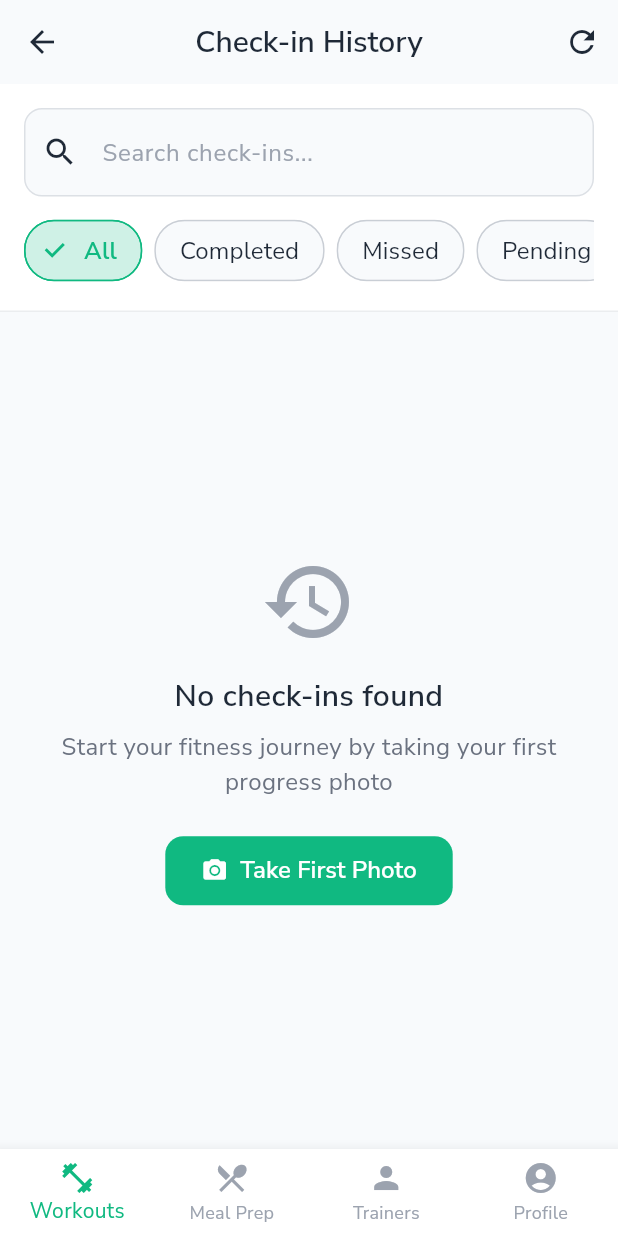
After one commit to mahmoudal99/moctarnutrition, a Flutter app: the CheckinHistoryScreen screen opened by its route, on a phone screen of 412 x 824 dp. The commit adds this screen. Run offline on Flutter 3.47's test engine with Material 3 defaults, Android fonts, the phone set to English and light mode, and no system bars; our stand-ins replace cached_network_image, cloud_firestore, firebase_auth, firebase_core, firebase_storage, flutter_dotenv and 9 more; accounts and stored records are empty; network calls fail; project files that could hold a hidden picture were left out.

Commit message:
Cleaned up check in process

```diff
--- /dev/null
+++ b/lib/features/checkin/presentation/screens/checkin_history_screen.dart
@@ -0,0 +1,344 @@
+import 'package:flutter/material.dart';
+import 'package:provider/provider.dart';
+import 'package:go_router/go_router.dart';
+import '../../../../core/constants/app_constants.dart';
+import '../../../../shared/providers/checkin_provider.dart';
+import '../../../../shared/models/checkin_model.dart';
+import '../widgets/checkin_history_list.dart';
+
+class CheckinHistoryScreen extends StatefulWidget {
+  const CheckinHistoryScreen({super.key});
+
+  @override
+  State<CheckinHistoryScreen> createState() => _CheckinHistoryScreenState();
+}
+
+class _CheckinHistoryScreenState extends State<CheckinHistoryScreen> {
+  String _searchQuery = '';
+  CheckinStatus? _statusFilter;
+  bool _isLoadingMore = false;
+
+  @override
+  void initState() {
+    super.initState();
+    WidgetsBinding.instance.addPostFrameCallback((_) {
+      _loadData();
+    });
+  }
+
+  Future<void> _loadData() async {
+    final checkinProvider =
+        Provider.of<CheckinProvider>(context, listen: false);
+    await checkinProvider.loadUserCheckins(refresh: true);
+  }
+
+  Future<void> _loadMore() async {
+    if (_isLoadingMore) return;
+
+    setState(() {
+      _isLoadingMore = true;
+    });
+
+    final checkinProvider =
+        Provider.of<CheckinProvider>(context, listen: false);
+    await checkinProvider.loadUserCheckins();
+
+    setState(() {
+      _isLoadingMore = false;
+    });
+  }
+
+  List<CheckinModel> _getFilteredCheckins(List<CheckinModel> checkins) {
+    var filtered = checkins;
+
+    // Apply search filter
+    if (_searchQuery.isNotEmpty) {
+      filtered = filtered.where((checkin) {
+        final notes = checkin.notes?.toLowerCase() ?? '';
+        final mood = checkin.mood?.toLowerCase() ?? '';
+        final searchLower = _searchQuery.toLowerCase();
+
+        return notes.contains(searchLower) ||
+               mood.contains(searchLower) ||
+               checkin.weekStartDate.toString().contains(searchLower);
+      }).toList();
+    }
+
+    // Apply status filter
+    if (_statusFilter != null) {
+      filtered = filtered.where((checkin) => checkin.status == _statusFilter).toList();
+    }
+
+    return filtered;
+  }
+
+  @override
+  Widget build(BuildContext context) {
+    return Scaffold(
+      backgroundColor: AppConstants.backgroundColor,
+      appBar: AppBar(
+        title: Text(
+          'Check-in History',
+          style: AppTextStyles.heading4.copyWith(color: AppConstants.textPrimary),
+        ),
+        backgroundColor: AppConstants.backgroundColor,
+        elevation: 0,
+        leading: IconButton(
+          icon: const Icon(Icons.arrow_back, color: AppConstants.textPrimary),
+          onPressed: () => context.pop(),
+        ),
+        actions: [
+          IconButton(
+            icon: const Icon(Icons.refresh, color: AppConstants.textPrimary),
+            onPressed: _loadData,
+          ),
+        ],
+      ),
+      body: Column(
+        children: [
+          // Search and filter section
+          _buildSearchAndFilterSection(),
+
+          // Check-ins list
+          Expanded(
+            child: Consumer<CheckinProvider>(
+              builder: (context, checkinProvider, child) {
+                if (checkinProvider.isLoading && checkinProvider.userCheckins.isEmpty) {
+                  return const Center(
+                    child: CircularProgressIndicator(),
+                  );
+                }
+
+                if (checkinProvider.error != null) {
+                  return _buildErrorState(checkinProvider.error!);
+                }
+
+                final filteredCheckins = _getFilteredCheckins(checkinProvider.userCheckins);
+
+                if (filteredCheckins.isEmpty) {
+                  return _buildEmptyState();
+                }
+
+                return RefreshIndicator(
+                  onRefresh: _loadData,
+                  child: CheckinHistoryList(
+                    checkins: filteredCheckins,
+                    onCheckinTap: (checkin) => _viewCheckinDetails(context, checkin),
+                    showLoadMore: checkinProvider.hasMoreCheckins && !_isLoadingMore,
+                    onLoadMore: _loadMore,
+                  ),
+                );
+              },
+            ),
+          ),
+        ],
+      ),
+    );
+  }
+
+  Widget _buildSearchAndFilterSection() {
+    return Container(
+      padding: const EdgeInsets.all(16),
+      decoration: BoxDecoration(
+        color: AppConstants.surfaceColor,
+        border: Border(
+          bottom: BorderSide(
+            color: AppConstants.textTertiary.withOpacity(0.2),
+          ),
+        ),
+      ),
+      child: Column(
+        children: [
+          // Search bar
+          TextField(
+            onChanged: (value) {
+              setState(() {
+                _searchQuery = value;
+              });
+            },
+            decoration: InputDecoration(
+              hintText: 'Search check-ins...',
+              prefixIcon: const Icon(Icons.search),
+              suffixIcon: _searchQuery.isNotEmpty
+                  ? IconButton(
+                      icon: const Icon(Icons.clear),
+                      onPressed: () {
+                        setState(() {
+                          _searchQuery = '';
+                        });
+                      },
+                    )
+                  : null,
+              border: OutlineInputBorder(
+                borderRadius: BorderRadius.circular(12),
+                borderSide: BorderSide(
+                  color: AppConstants.textTertiary.withOpacity(0.3),
+                ),
+              ),
+              enabledBorder: OutlineInputBorder(
+                borderRadius: BorderRadius.circular(12),
+                borderSide: BorderSide(
+                  color: AppConstants.textTertiary.withOpacity(0.3),
+                ),
+              ),
+              focusedBorder: OutlineInputBorder(
+                borderRadius: BorderRadius.circular(12),
+                borderSide: BorderSide(
+                  color: AppConstants.primaryColor,
+                ),
+              ),
+              filled: true,
+              fillColor: AppConstants.backgroundColor,
+            ),
+          ),
+
+          const SizedBox(height: 12),
+
+          // Status filter chips
+          SingleChildScrollView(
+            scrollDirection: Axis.horizontal,
+            child: Row(
+              children: [
+                _buildFilterChip('All', null),
+                const SizedBox(width: 8),
+                _buildFilterChip('Completed', CheckinStatus.completed),
+                const SizedBox(width: 8),
+                _buildFilterChip('Missed', CheckinStatus.missed),
+                const SizedBox(width: 8),
+                _buildFilterChip('Pending', CheckinStatus.pending),
+              ],
+            ),
+          ),
+        ],
+      ),
+    );
+  }
+
+  Widget _buildFilterChip(String label, CheckinStatus? status) {
+    final isSelected = _statusFilter == status;
+
+    return FilterChip(
+      label: Text(label),
+      selected: isSelected,
+      onSelected: (selected) {
+        setState(() {
+          _statusFilter = selected ? status : null;
+        });
+      },
+      backgroundColor: AppConstants.backgroundColor,
+      selectedColor: AppConstants.primaryColor.withOpacity(0.2),
+      checkmarkColor: AppConstants.primaryColor,
+      labelStyle: AppTextStyles.bodyMedium.copyWith(
+        color: isSelected ? AppConstants.primaryColor : AppConstants.textPrimary,
+        fontWeight: isSelected ? FontWeight.w600 : FontWeight.normal,
+      ),
+      shape: RoundedRectangleBorder(
+        borderRadius: BorderRadius.circular(20),
+        side: BorderSide(
+          color: isSelected
+              ? AppConstants.primaryColor
+              : AppConstants.textTertiary.withOpacity(0.3),
+        ),
+      ),
+    );
+  }
+
+  Widget _buildErrorState(String error) {
+    return Center(
+      child: Padding(
+        padding: const EdgeInsets.all(20),
+        child: Column(
+          mainAxisAlignment: MainAxisAlignment.center,
+          children: [
+            Icon(
+              Icons.error_outline,
+              size: 64,
+              color: AppConstants.errorColor,
+            ),
+            const SizedBox(height: 16),
+            Text(
+              'Something went wrong',
+              style: AppTextStyles.heading4,
+              textAlign: TextAlign.center,
+            ),
+            const SizedBox(height: 8),
+            Text(
+              error,
+              style: AppTextStyles.bodyMedium.copyWith(
+                color: AppConstants.textSecondary,
+              ),
+              textAlign: TextAlign.center,
+            ),
+            const SizedBox(height: 24),
+            ElevatedButton(
+              onPressed: _loadData,
+              style: ElevatedButton.styleFrom(
+                backgroundColor: AppConstants.primaryColor,
+                foregroundColor: Colors.white,
+                padding: const EdgeInsets.symmetric(horizontal: 24, vertical: 12),
+                shape: RoundedRectangleBorder(
+                  borderRadius: BorderRadius.circular(12),
+                ),
+              ),
+              child: const Text('Try Again'),
+            ),
+          ],
+        ),
+      ),
+    );
+  }
+
+  Widget _buildEmptyState() {
+    return Center(
+      child: Padding(
+        padding: const EdgeInsets.all(20),
+        child: Column(
+          mainAxisAlignment: MainAxisAlignment.center,
+          children: [
+            Icon(
+              Icons.history,
+              size: 64,
+              color: AppConstants.textTertiary,
+            ),
+            const SizedBox(height: 16),
+            Text(
+              'No check-ins found',
+              style: AppTextStyles.heading4,
+              textAlign: TextAlign.center,
+            ),
+            const SizedBox(height: 8),
+            Text(
+              _searchQuery.isNotEmpty || _statusFilter != null
+                  ? 'Try adjusting your search or filters'
+                  : 'Start your fitness journey by taking your first progress photo',
+              style: AppTextStyles.bodyMedium.copyWith(
+                color: AppConstants.textSecondary,
+              ),
+              textAlign: TextAlign.center,
+            ),
+            if (_searchQuery.isEmpty && _statusFilter == null) ...[
+              const SizedBox(height: 24),
+              ElevatedButton.icon(
+                onPressed: () => context.push('/checkin/form'),
+                icon: const Icon(Icons.camera_alt),
+                label: const Text('Take First Photo'),
+                style: ElevatedButton.styleFrom(
+                  backgroundColor: AppConstants.primaryColor,
+                  foregroundColor: Colors.white,
+                  padding: const EdgeInsets.symmetric(horizontal: 24, vertical: 12),
+                  shape: RoundedRectangleBorder(
+                    borderRadius: BorderRadius.circular(12),
+                  ),
+                ),
+              ),
+            ],
+          ],
+        ),
+      ),
+    );
+  }
+
+  void _viewCheckinDetails(BuildContext context, CheckinModel checkin) {
+    context.push('/checkin/details', extra: checkin);
+  }
+}
--- a/lib/main.dart
+++ b/lib/main.dart
@@ -15,6 +15,7 @@ import 'features/profile/presentation/screens/profile_screen.dart';
 import 'features/checkin/presentation/screens/checkin_screen.dart';
 import 'features/checkin/presentation/screens/checkin_form_screen.dart';
 import 'features/checkin/presentation/screens/checkin_details_screen.dart';
+import 'features/checkin/presentation/screens/checkin_history_screen.dart';
 
 // import 'features/trainers/presentation/screens/trainers_screen.dart';
 // import 'features/workouts/presentation/screens/workouts_screen.dart';
@@ -191,6 +192,10 @@ final GoRouter _router = GoRouter(
             return CheckinDetailsScreen(checkin: checkin);
           },
         ),
+        GoRoute(
+          path: '/checkin/history',
+          builder: (context, state) => const CheckinHistoryScreen(),
+        ),
       ],
     ),
   ],
--- a/lib/shared/models/checkin_model.dart
+++ b/lib/shared/models/checkin_model.dart
@@ -203,10 +203,10 @@ class CheckinModel {
     return DateTime.now().difference(submittedAt!).inDays;
   }
 
-  /// Static method to get the start of a week (Monday)
+  /// Static method to get the start of a week (Sunday)
   static DateTime _getWeekStart(DateTime date) {
-    final daysFromMonday = date.weekday - 1;
-    return date.subtract(Duration(days: daysFromMonday));
+    final daysFromSunday = date.weekday % 7; // Sunday = 0, Monday = 1, etc.
+    return date.subtract(Duration(days: daysFromSunday));
   }
 
   /// Create a check-in for the current week
--- a/lib/shared/providers/checkin_provider.dart
+++ b/lib/shared/providers/checkin_provider.dart
@@ -67,15 +67,23 @@ class CheckinProvider extends ChangeNotifier {
         throw Exception('User not authenticated');
       }
 
+      print('Loading check-ins for user: ${user.uid}');
       final checkins = await CheckinService.getUserCheckins(
         user.uid,
         limit: 20,
         lastDocument: _lastDocument,
       );
 
+      print('Loaded ${checkins.length} check-ins');
+      for (final checkin in checkins) {
+        print('Check-in: ${checkin.id} - Week: ${checkin.weekStartDate} - Status: ${checkin.status}');
+      }
+
       if (refresh) {
+        print('Refreshing - setting _userCheckins to ${checkins.length} items');
         _userCheckins = checkins;
       } else {
+        print('Adding ${checkins.length} items to existing list');
         _userCheckins.addAll(checkins);
       }
 
@@ -84,8 +92,11 @@ class CheckinProvider extends ChangeNotifier {
         _lastDocument = await _getLastDocument(user.uid);
       }
 
+      print('Total check-ins in provider after assignment: ${_userCheckins.length}');
+      print('Provider _userCheckins content: ${_userCheckins.map((c) => '${c.id}:${c.status}').toList()}');
       notifyListeners();
     } catch (e) {
+      print('Error loading check-ins: $e');
       _setError('Failed to load check-ins: $e');
     } finally {
       _setLoading(false);
@@ -235,16 +246,21 @@ class CheckinProvider extends ChangeNotifier {
     }
   }
 
-  /// Mark overdue check-ins as missed
+  /// Mark overdue check-ins as missed and cleanup duplicates
   Future<void> markOverdueCheckins() async {
     try {
       final user = FirebaseAuth.instance.currentUser;
       if (user == null) return;
 
+      // Clean up duplicate pending check-ins first
+      await CheckinService.cleanupDuplicatePendingCheckins(user.uid);
+
+      // Then mark overdue check-ins and create missing weekly ones
       await CheckinService.markOverdueCheckins(user.uid);
 
       // Reload data to reflect changes
       await loadCurrentWeekCheckin();
+      await loadUserCheckins(refresh: true);
       await loadProgressSummary();
     } catch (e) {
       _setError('Failed to mark overdue check-ins: $e');
@@ -253,11 +269,25 @@ class CheckinProvider extends ChangeNotifier {
 
   /// Refresh all check-in data
   Future<void> refresh() async {
-    await Future.wait([
-      loadCurrentWeekCheckin(),
-      loadUserCheckins(refresh: true),
-      loadProgressSummary(),
-    ]);
+    print('Refresh started');
+    try {
+      print('Loading current week check-in...');
+      await loadCurrentWeekCheckin();
+      print('Current week check-in loaded');
+
+      print('Loading user check-ins...');
+      await loadUserCheckins(refresh: true);
+      print('User check-ins loaded');
+
+      print('Loading progress summary...');
+      await loadProgressSummary();
+      print('Progress summary loaded');
+
+      print('Refresh completed successfully');
+    } catch (e) {
+      print('Error during refresh: $e');
+      rethrow;
+    }
   }
 
   /// Clear all data
```
Also changed, not shown: firestore.indexes.json (+6 -6 lines), lib/features/checkin/presentation/screens/checkin_screen.dart (+26 -0 lines), lib/shared/services/checkin_service.dart (+102 -7 lines).
